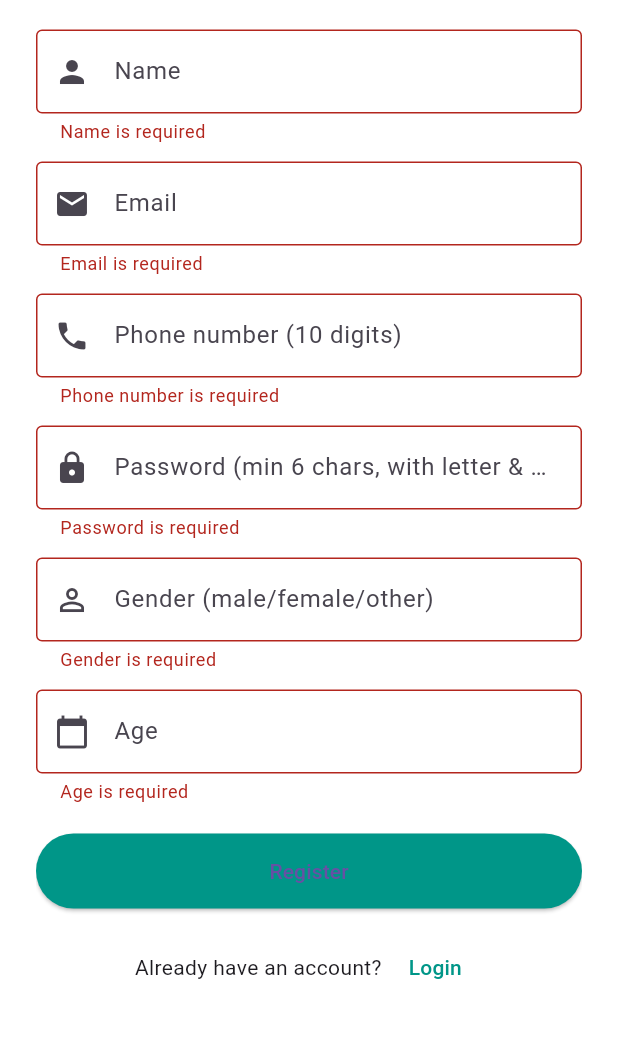
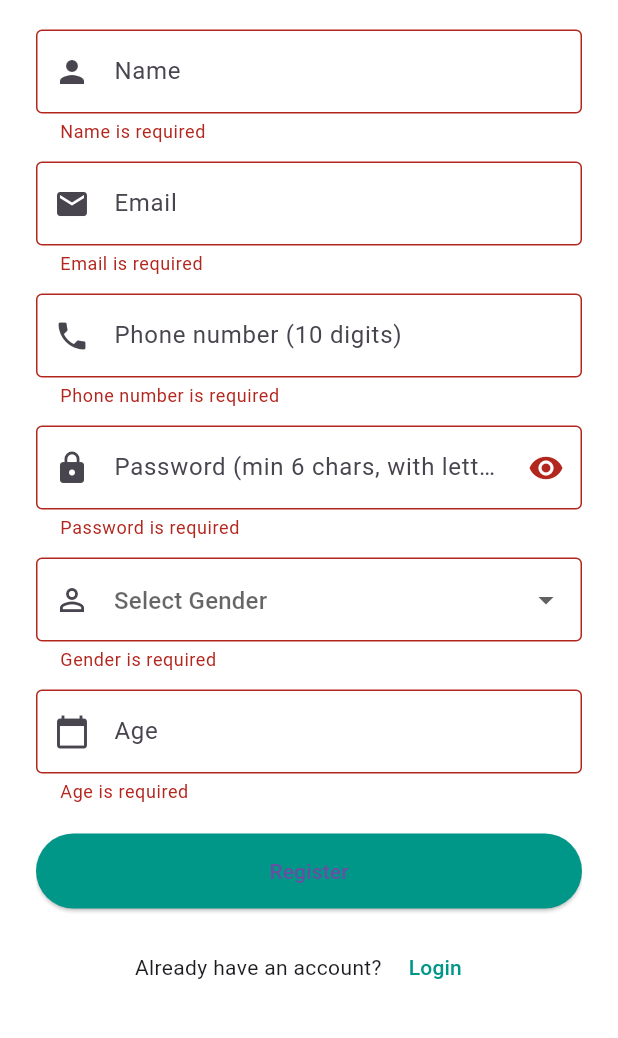
Before and after one commit to Osandi-Hirimuthugoda/dentalcare-dentist-app, a Flutter app: the RegisterPage screen opened by its route, scrolled down 39 dp, after a tap on "Register", on a phone screen of 412 x 824 dp, the part 173-1211 px from its top. Run offline on Flutter 3.47's test engine with Material 3 defaults, Android fonts, the phone set to English and light mode, and no system bars; our stand-ins replace dartz, equatable, flutter_bloc, get_it, image_picker, shared_preferences; accounts and stored records are empty.

Commit message:
Add authentication improvements and protected routes - Add password visibility toggle with eye icon in login and register pages - Convert gender field to dropdown in register page - Update register to navigate to login with pre-filled email after successful registration - Add ProtectedRoute widget to protect features requiring login - Update splash screen to show Get Started button instead of auto-navigation - Update onboarding flow to navigate to home page on finish - Make home page accessible without login, but protect all features - Improve authentication check to verify both login flag and token - Add login required message before redirecting to login page

```diff
--- a/mobile/lib/presentation/screens/auth/register_page.dart
+++ b/mobile/lib/presentation/screens/auth/register_page.dart
@@ -21,8 +21,12 @@ class _RegisterPageState extends State<RegisterPage> {
   final emailController = TextEditingController();
   final phoneController = TextEditingController();
   final passwordController = TextEditingController();
-  final genderController = TextEditingController();
   final ageController = TextEditingController();
+
+  bool _obscurePassword = true;
+  String? _selectedGender;
+
+  final List<String> _genderOptions = ['male', 'female', 'other'];
 
   @override
   Widget build(BuildContext context) {
@@ -36,8 +40,20 @@ class _RegisterPageState extends State<RegisterPage> {
         body: BlocConsumer<AuthBloc, AuthState>(
           listener: (context, state) {
             if (state is AuthAuthenticated) {
-              // Navigate to home on successful registration
-              Navigator.pushReplacementNamed(context, RouteNames.home);
+              // Navigate to login page with email pre-filled after successful registration
+              Navigator.pushReplacementNamed(
+                context,
+                RouteNames.login,
+                arguments: emailController.text.trim(),
+              );
+              // Show success message
+              ScaffoldMessenger.of(context).showSnackBar(
+                const SnackBar(
+                  content: Text("Registration successful! Please login."),
+                  backgroundColor: Colors.green,
+                  duration: Duration(seconds: 2),
+                ),
+              );
             } else if (state is AuthError) {
               // Show error message
               ScaffoldMessenger.of(context).showSnackBar(
@@ -109,27 +125,52 @@ class _RegisterPageState extends State<RegisterPage> {
                       TextFormField(
                         controller: passwordController,
                         enabled: !isLoading,
-                        obscureText: true,
+                        obscureText: _obscurePassword,
                         textInputAction: TextInputAction.next,
                         validator: Validators.validatePasswordStrength,
-                        decoration: const InputDecoration(
+                        decoration: InputDecoration(
                           hintText: "Password (min 6 chars, with letter & number)",
-                          border: OutlineInputBorder(),
-                          prefixIcon: Icon(Icons.lock),
+                          border: const OutlineInputBorder(),
+                          prefixIcon: const Icon(Icons.lock),
+                          suffixIcon: IconButton(
+                            icon: Icon(
+                              _obscurePassword ? Icons.visibility : Icons.visibility_off,
+                            ),
+                            onPressed: () {
+                              setState(() {
+                                _obscurePassword = !_obscurePassword;
+                              });
+                            },
+                          ),
                         ),
                       ),
                       const SizedBox(height: 12),
 
-                      TextFormField(
-                        controller: genderController,
-                        enabled: !isLoading,
-                        textInputAction: TextInputAction.next,
-                        validator: Validators.validateGender,
+                      // Gender Dropdown
+                      DropdownButtonFormField<String>(
+                        value: _selectedGender,
                         decoration: const InputDecoration(
-                          hintText: "Gender (male/female/other)",
+                          hintText: "Select Gender",
                           border: OutlineInputBorder(),
                           prefixIcon: Icon(Icons.person_outline),
                         ),
+                        items: _genderOptions.map((String gender) {
+                          return DropdownMenuItem<String>(
+                            value: gender,
+                            child: Text(gender.toUpperCase()),
+                          );
+                        }).toList(),
+                        onChanged: isLoading ? null : (String? newValue) {
+                          setState(() {
+                            _selectedGender = newValue;
+                          });
+                        },
+                        validator: (value) {
+                          if (value == null || value.isEmpty) {
+                            return 'Gender is required';
+                          }
+                          return Validators.validateGender(value);
+                        },
                       ),
                       const SizedBox(height: 12),
 
@@ -217,7 +258,7 @@ class _RegisterPageState extends State<RegisterPage> {
 
     // Get age and gender from form
     final age = int.tryParse(ageController.text.trim());
-    final gender = genderController.text.trim().toLowerCase();
+    final gender = _selectedGender?.toLowerCase() ?? 'other';
 
     // Register user with age and gender
     context.read<AuthBloc>().add(
```
Also changed, not shown: mobile/lib/data/data_sources/remote/auth_remote_data_source.dart (+14 -7 lines), mobile/lib/data/repositories/auth_repository_impl.dart (+30 -5 lines), mobile/lib/main.dart (+43 -17 lines), mobile/lib/presentation/screens/auth/login_page.dart (+36 -5 lines), mobile/lib/presentation/screens/onboarding/onboarding_screen.dart (+8 -1 lines), mobile/lib/presentation/screens/onboarding/splashscreen.dart (+13 -5 lines), mobile/lib/presentation/widgets/auth/protected_route.dart (added, +108 -0 lines).
